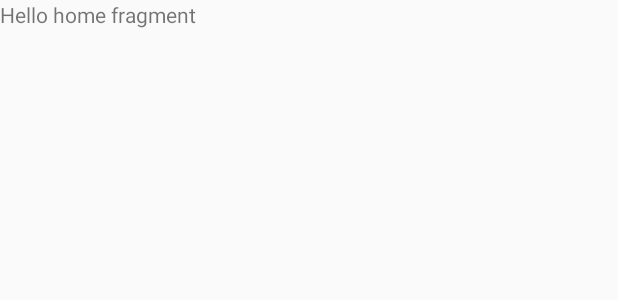
After one commit to paul6ix/Cashless, an Android app: the layout fragment_home.xml on its own in the app's theme, with its tools: preview values and no code run, on a phone screen of 412 x 824 dp. The commit adds this screen. Shown: the top 300 px of the screen. Run offline under Robolectric (Android 15) with nearby library versions, the phone set to English and light mode, and no system bars.

Commit message:
Added fragments for home and help and working successfully

```diff
--- /dev/null
+++ b/app/src/main/res/layout/fragment_home.xml
@@ -0,0 +1,13 @@
+<FrameLayout xmlns:android="http://schemas.android.com/apk/res/android"
+    xmlns:tools="http://schemas.android.com/tools"
+    android:layout_width="match_parent"
+    android:layout_height="match_parent"
+    tools:context="com.example.paulchidi.cashless.HomeFragment">
+
+    <!-- TODO: Update blank fragment layout -->
+    <TextView
+        android:layout_width="match_parent"
+        android:layout_height="match_parent"
+        android:text="@string/hello_blank_fragment" />
+
+</FrameLayout>
--- a/app/src/main/res/values/strings.xml
+++ b/app/src/main/res/values/strings.xml
@@ -9,4 +9,8 @@
     <string name="title_activity_splash">Welcome</string>
     <string name="dummy_button">Dummy Button</string>
     <string name="dummy_content">DUMMY\nCONTENT</string>
+
+    <!-- TODO: Remove or change this placeholder text -->
+    <string name="hello_blank_fragment">Hello home fragment</string>
+    <string name="help_fragment">Hello Help fragment</string>
 </resources>
```
Also changed, not shown: app/src/main/java/com/example/paulchidi/cashless/HelpFragment.java (added, +29 -0 lines), app/src/main/java/com/example/paulchidi/cashless/HomeFragment.java (added, +21 -0 lines), app/src/main/java/com/example/paulchidi/cashless/MainActivity.java (+21 -12 lines), app/src/main/res/layout/activity_main.xml (+0 -10 lines), app/src/main/res/layout/fragment_help.xml (added, +13 -0 lines).
